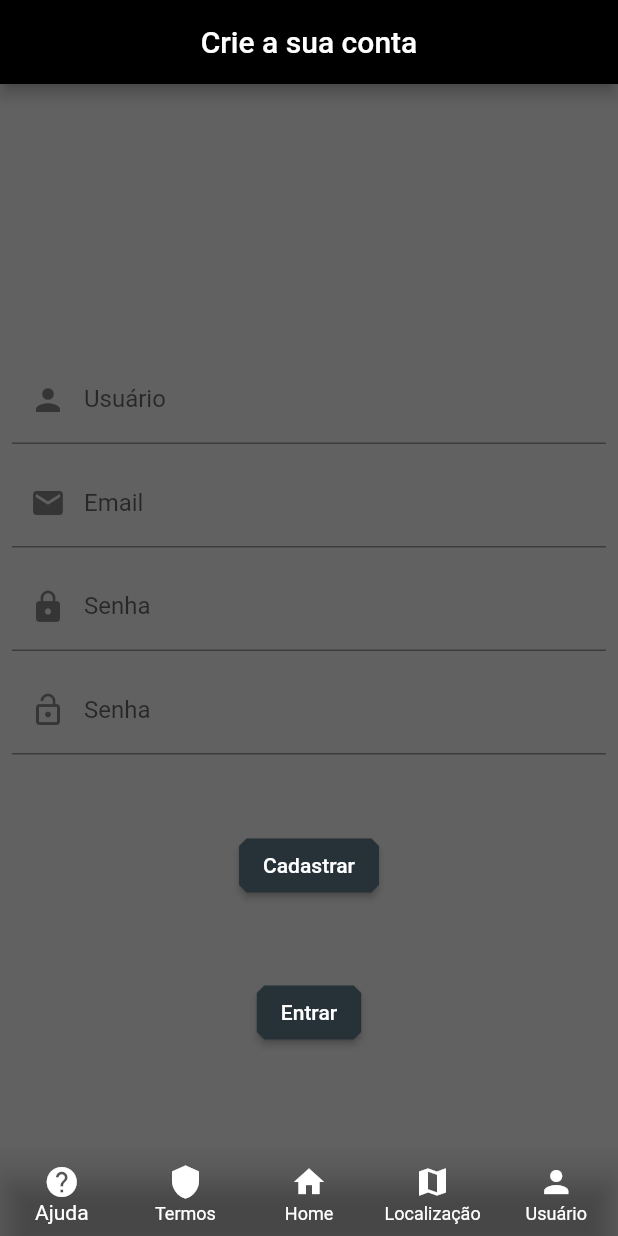
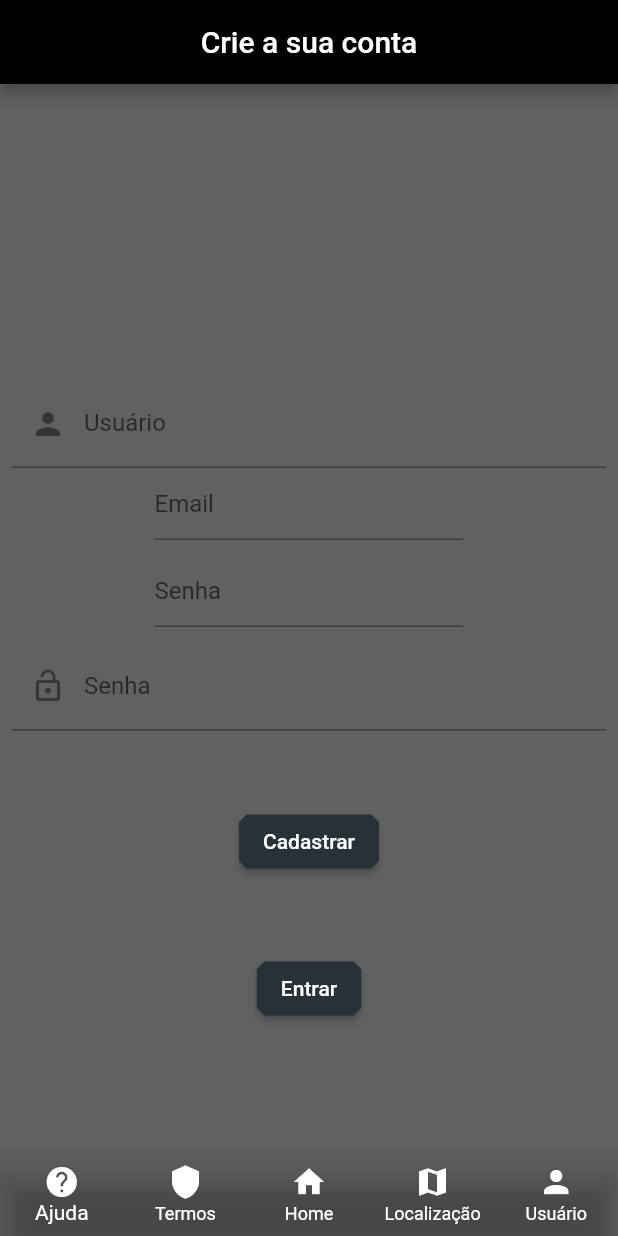
Before and after one commit to henrique97-hub/TCC-app-car-master, a Flutter app: the screen it shows after launch, scrolled down 56 dp, after a tap on "Entrar", after a tap on "Esqueci a minha senha", on a phone screen of 412 x 824 dp. Run offline on Flutter 3.47's test engine with Material 2 defaults, Android fonts, the phone set to English and light mode, and no system bars; our stand-ins replace firebase_auth, firebase_core, flutter_svg, local_auth; missing offline and left inert: dart:js; accounts and stored records are empty; network calls fail.

Commit message:
Current Update
Made the app work, now to fix the code itself

```diff
--- /dev/null
+++ b/app_car/lib/auth_service.dart
@@ -0,0 +1,49 @@
+import 'package:firebase_auth/firebase_auth.dart';
+
+class AuthService {
+  Future<String?> registration({
+    required String email,
+    required String password,
+  }) async {
+    try {
+      await FirebaseAuth.instance.createUserWithEmailAndPassword(
+        email: email,
+        password: password,
+      );
+      return 'Success';
+    } on FirebaseAuthException catch (e) {
+      if (e.code == 'weak-password') {
+        return 'Senha informada é fraca';
+      } else if (e.code == 'email-already-in-use') {
+        return 'Conta já existe para este email';
+      } else {
+        return e.message;
+      }
+    } catch (e) {
+      return e.toString();
+    }
+  }
+
+  Future<String?> login({
+    required String email,
+    required String password,
+  }) async {
+    try {
+      await FirebaseAuth.instance.signInWithEmailAndPassword(
+        email: email,
+        password: password,
+      );
+      return 'Success';
+    } on FirebaseAuthException catch (e) {
+      if (e.code == 'user-not-found') {
+        return 'Nenhum usuário encontrado para esse email';
+      } else if (e.code == 'wrong-password') {
+        return 'Senha incorreta';
+      } else {
+        return e.message;
+      }
+    } catch (e) {
+      return e.toString();
+    }
+  }
+}
--- a/app_car/lib/main.dart
+++ b/app_car/lib/main.dart
@@ -1,8 +1,12 @@
-
+import 'package:firebase_core/firebase_core.dart';
 import 'package:app_car/ui/register_page.dart';
 import 'package:flutter/material.dart';
+import 'firebase_options.dart';
 
-void main() {
+
+void main() async{
+  WidgetsFlutterBinding.ensureInitialized();
+  await Firebase.initializeApp();
   runApp(const MyApp());
 }
 
--- a/app_car/lib/ui/register_page.dart
+++ b/app_car/lib/ui/register_page.dart
@@ -4,6 +4,7 @@ import 'package:app_car/ui/teste_widget.dart';
 import 'package:app_car/widgets/bottomNavigation.dart';
 import 'package:flutter/cupertino.dart';
 import 'package:flutter/material.dart';
+import 'package:app_car/auth_service.dart';
 
 class RegisterPage extends StatefulWidget {
   const RegisterPage({Key? key}) : super(key: key);
@@ -13,6 +14,8 @@ class RegisterPage extends StatefulWidget {
 }
 
 class _RegisterPageState extends State<RegisterPage> {
+  final TextEditingController _emailController = TextEditingController();
+  final TextEditingController _passwordController = TextEditingController();
 
   @override
   Widget build(BuildContext context) {
@@ -58,20 +61,22 @@ class _RegisterPageState extends State<RegisterPage> {
                     prefixIcon: Icon(Icons.person),
                   ),
                 ),
+              SizedBox(
+              width: MediaQuery.of(context).size.width / 2,
+              child: TextField(
+                controller: _emailController,
+                decoration: const InputDecoration(hintText: 'Email'),
+                  ),
+              ),
                 const SizedBox(height: 10),
-                const TextField(
-                  keyboardType: TextInputType.emailAddress,
-                  decoration: InputDecoration(
-                    labelText: 'Email',
-                    prefixIcon: Icon(Icons.email),
-                  ),
-                ),
-                const SizedBox(height: 10),
-                const TextField(
-                  obscureText: true,
-                  decoration: InputDecoration(
-                    labelText: 'Senha',
-                    prefixIcon: Icon(Icons.lock),
+                SizedBox(
+                  width: MediaQuery.of(context).size.width / 2,
+                  child: TextField(
+                    controller: _passwordController,
+                    obscureText: true,
+                    decoration: const InputDecoration(
+                    hintText: 'Senha',
+                    ),
                   ),
                 ),
                 const SizedBox(height: 10),
@@ -94,7 +99,11 @@ class _RegisterPageState extends State<RegisterPage> {
                 ),
                 const SizedBox(height: 50),
                 ElevatedButton(
-                  onPressed: () {
+                  onPressed: () async{
+                    final message = await AuthService().registration(
+                      email: _emailController.text,
+                      password: _passwordController.text,
+                    );
                     Navigator.of(context).pushReplacement(
                         MaterialPageRoute(builder: (context) => LoginPage())
                     );
--- a/app_car/lib/widgets/bottomNavigation.dart
+++ b/app_car/lib/widgets/bottomNavigation.dart
@@ -1,6 +1,3 @@
-
-
-// ignore_for_file: file_names
 
 import 'package:app_car/ui/teste_widget.dart';
 import 'package:flutter/material.dart';
--- a/app_car/pubspec.yaml
+++ b/app_car/pubspec.yaml
@@ -37,6 +37,8 @@ dependencies:
   cupertino_icons: ^1.0.2
   flutter_svg: ^1.0.3
   local_auth: ^1.1.11
+  firebase_core: ^1.19.1
+  firebase_auth: ^3.4.1
 
 dev_dependencies:
   flutter_test:
```
Also changed, not shown: app_car/lib/firebase_options.dart (added), app_car/pubspec.lock, 9 other files.
